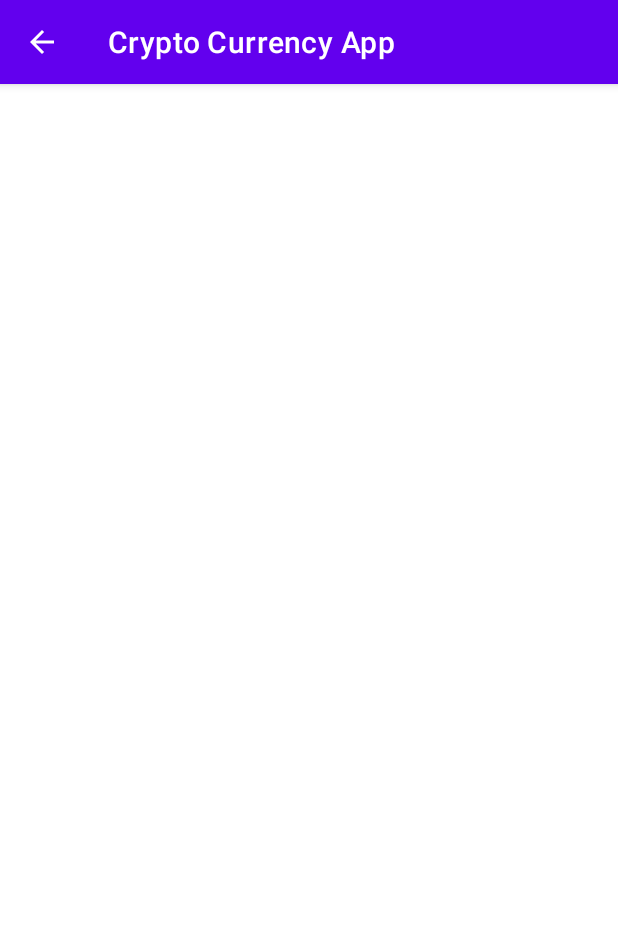
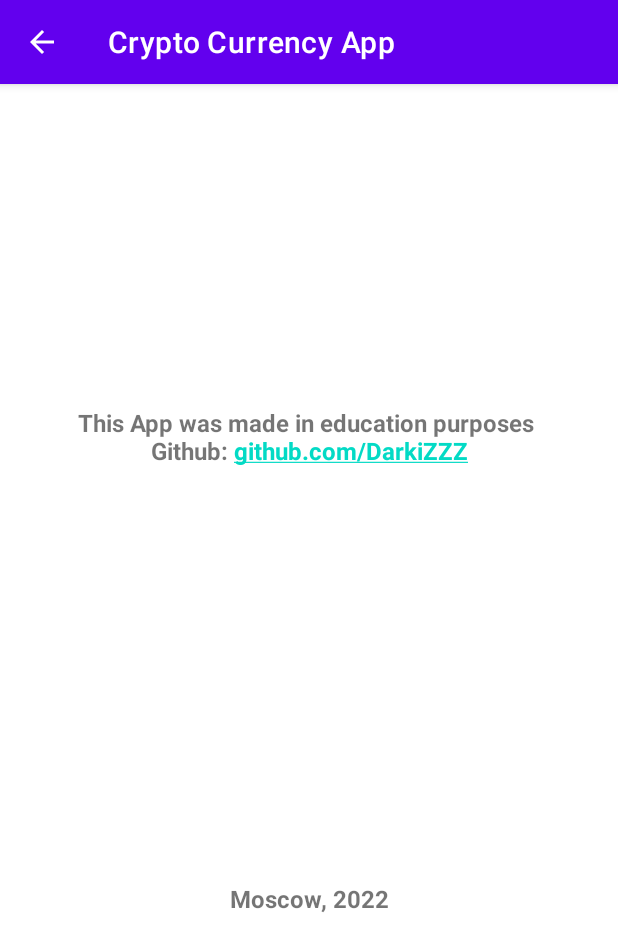
Before and after one commit to DarkiZZZ/Crypto-Currency-App, an Android app: the AboutActivity screen opened directly, with no data from a screen before it, on a phone screen of 412 x 824 dp. Shown: the top 951 px of the screen. Run offline under Robolectric (Android 15) with nearby library versions, the phone set to English and light mode, and no system bars.

Commit message:
description in About topic

```diff
--- a/app/src/main/res/layout/activity_about.xml
+++ b/app/src/main/res/layout/activity_about.xml
@@ -1,9 +1,23 @@
 <?xml version="1.0" encoding="utf-8"?>
-<androidx.constraintlayout.widget.ConstraintLayout xmlns:android="http://schemas.android.com/apk/res/android"
+<androidx.constraintlayout.widget.ConstraintLayout
+    xmlns:android="http://schemas.android.com/apk/res/android"
     xmlns:app="http://schemas.android.com/apk/res-auto"
     xmlns:tools="http://schemas.android.com/tools"
     android:layout_width="match_parent"
     android:layout_height="match_parent"
     tools:context=".activities.AboutActivity">
 
+    <TextView
+        android:layout_width="wrap_content"
+        android:layout_height="wrap_content"
+        app:layout_constraintTop_toTopOf="parent"
+        app:layout_constraintStart_toStartOf="parent"
+        app:layout_constraintEnd_toEndOf="parent"
+        android:gravity="center"
+        android:textStyle="bold"
+        android:textSize="16sp"
+        app:layout_constraintBottom_toBottomOf="parent"
+        android:text="@string/about_description"
+        android:autoLink="web"/>
+
 </androidx.constraintlayout.widget.ConstraintLayout>
--- a/app/src/main/res/values/strings.xml
+++ b/app/src/main/res/values/strings.xml
@@ -1,4 +1,6 @@
 <resources>
     <string name="app_name">Crypto Currency App</string>
     <string name="about_action">About</string>
+    <string name="about_description">This App was made in education purposes \n
+        Github: github.com/DarkiZZZ \n\n\n\n\n\n\n\n\n\n\n\n\n\n\n\nMoscow, 2022</string>
 </resources>
```
